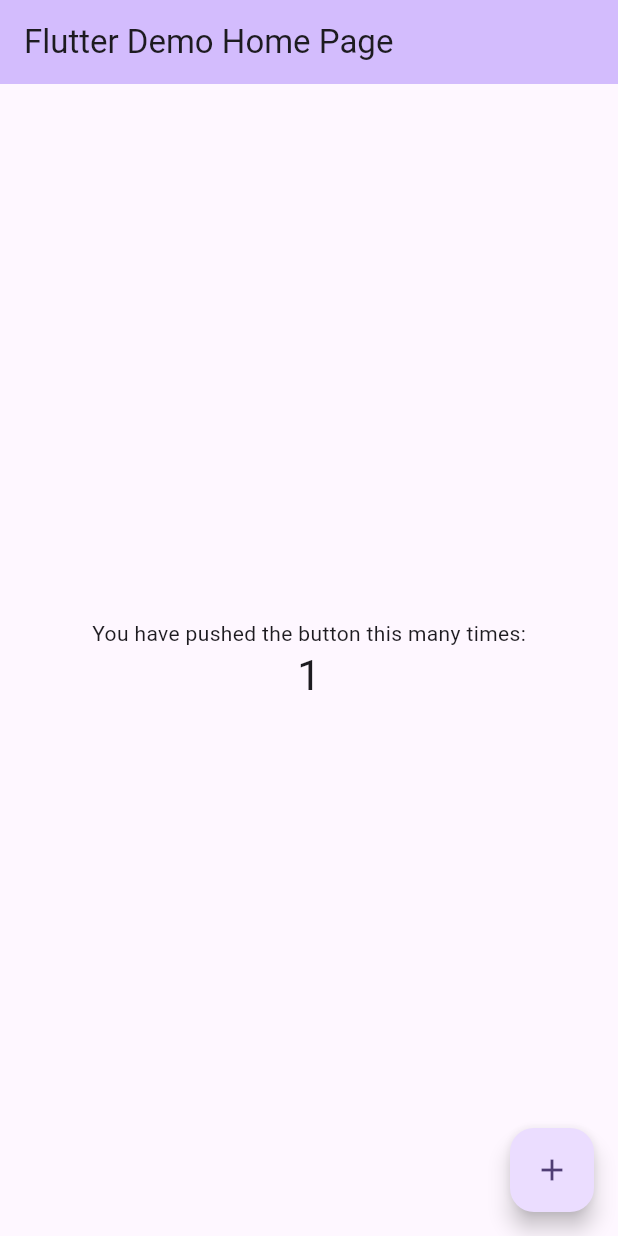
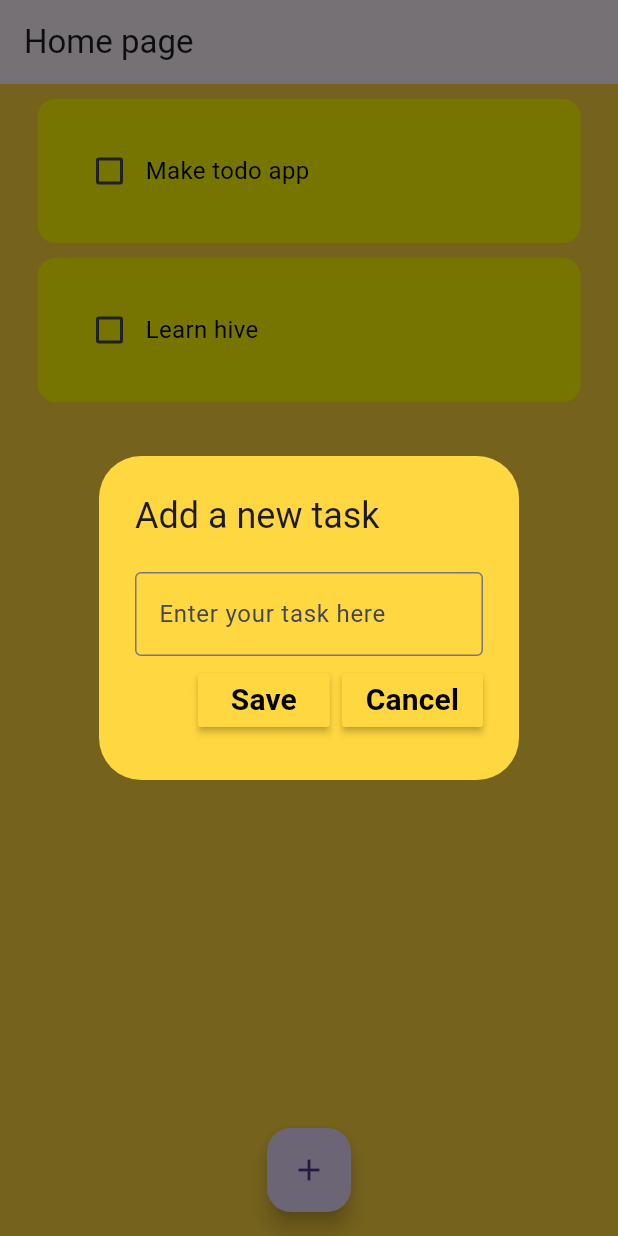
Before and after one commit to shayanAmarAli/todo_app, a Flutter app: the screen it shows after launch, after a tap on the "add" icon, on a phone screen of 412 x 824 dp. Run offline on Flutter 3.47's test engine with Material 3 defaults, Android fonts, the phone set to English and light mode, and no system bars; drawn by our look-alikes of flutter_slidable; our stand-ins replace hive_flutter; accounts and stored records are empty.

Commit message:
Implement Todo app with Hive database integration and UI components

```diff
--- /dev/null
+++ b/lib/data/database.dart
@@ -0,0 +1,28 @@
+import 'package:hive_flutter/hive_flutter.dart';
+
+class TodoDatabase {
+  List todoList = [];
+
+  final _myBox = Hive.box('my_box');
+
+  // run this method if this is the 1st time ever opening the app
+  void createInitialData() {
+    todoList = [
+      ['Make todo app', false],
+      ['Learn hive', false],
+    ];
+  }
+
+  // load the data from the database
+  void loadTodo() {
+    todoList = _myBox.get('TODOLIST'); // TODOLIST is used as a key to get the data from the database
+    if (todoList.isEmpty) {
+      createInitialData(); // if the data is empty, create initial data
+    }
+  }
+
+  // update the database
+  void updateTodoList() {
+    _myBox.put('TODOLIST', todoList);
+  }
+}
--- a/lib/main.dart
+++ b/lib/main.dart
@@ -1,6 +1,14 @@
 import 'package:flutter/material.dart';
+import 'package:hive_flutter/hive_flutter.dart';
+import 'package:todo_app/screens/home_page.dart';
 
-void main() {
+void main() async {
+  // Make the function async and initialize the hive
+  await Hive.initFlutter();
+
+  // open the box
+  await Hive.openBox('my_box');
+
   runApp(const MyApp());
 }
 
@@ -11,112 +19,13 @@ class MyApp extends StatelessWidget {
   @override
   Widget build(BuildContext context) {
     return MaterialApp(
-      title: 'Flutter Demo',
+      debugShowCheckedModeBanner: false,
+      title: 'Todo app',
       theme: ThemeData(
-        // This is the theme of your application.
-        //
-        // TRY THIS: Try running your application with "flutter run". You'll see
-        // the application has a purple toolbar. Then, without quitting the app,
-        // try changing the seedColor in the colorScheme below to Colors.green
-        // and then invoke "hot reload" (save your changes or press the "hot
-        // reload" button in a Flutter-supported IDE, or press "r" if you used
-        // the command line to start the app).
-        //
-        // Notice that the counter didn't reset back to zero; the application
-        // state is not lost during the reload. To reset the state, use hot
-        // restart instead.
-        //
-        // This works for code too, not just values: Most code changes can be
-        // tested with just a hot reload.
-        colorScheme: ColorScheme.fromSeed(seedColor: Colors.deepPurple),
+        primarySwatch: Colors.amber,
+        // colorScheme: ColorScheme.fromSeed(seedColor: Colors.deepPurple),
       ),
-      home: const MyHomePage(title: 'Flutter Demo Home Page'),
+      home: const HomePage(),
     );
   }
 }
-
-class MyHomePage extends StatefulWidget {
-  const MyHomePage({super.key, required this.title});
-
-  // This widget is the home page of your application. It is stateful, meaning
-  // that it has a State object (defined below) that contains fields that affect
-  // how it looks.
-
-  // This class is the configuration for the state. It holds the values (in this
-  // case the title) provided by the parent (in this case the App widget) and
-  // used by the build method of the State. Fields in a Widget subclass are
-  // always marked "final".
-
-  final String title;
-
-  @override
-  State<MyHomePage> createState() => _MyHomePageState();
-}
-
-class _MyHomePageState extends State<MyHomePage> {
-  int _counter = 0;
-
-  void _incrementCounter() {
-    setState(() {
-      // This call to setState tells the Flutter framework that something has
-      // changed in this State, which causes it to rerun the build method below
-      // so that the display can reflect the updated values. If we changed
-      // _counter without calling setState(), then the build method would not be
-      // called again, and so nothing would appear to happen.
-      _counter++;
-    });
-  }
-
-  @override
-  Widget build(BuildContext context) {
-    // This method is rerun every time setState is called, for instance as done
-    // by the _incrementCounter method above.
-    //
-    // The Flutter framework has been optimized to make rerunning build methods
-    // fast, so that you can just rebuild anything that needs updating rather
-    // than having to individually change instances of widgets.
-    return Scaffold(
-      appBar: AppBar(
-        // TRY THIS: Try changing the color here to a specific color (to
-        // Colors.amber, perhaps?) and trigger a hot reload to see the AppBar
-        // change color while the other colors stay the same.
-        backgroundColor: Theme.of(context).colorScheme.inversePrimary,
-        // Here we take the value from the MyHomePage object that was created by
-        // the App.build method, and use it to set our appbar title.
-        title: Text(widget.title),
-      ),
-      body: Center(
-        // Center is a layout widget. It takes a single child and positions it
-        // in the middle of the parent.
-        child: Column(
-          // Column is also a layout widget. It takes a list of children and
-          // arranges them vertically. By default, it sizes itself to fit its
-          // children horizontally, and tries to be as tall as its parent.
-          //
-          // Column has various properties to control how it sizes itself and
-          // how it positions its children. Here we use mainAxisAlignment to
-          // center the children vertically; the main axis here is the vertical
-          // axis because Columns are vertical (the cross axis would be
-          // horizontal).
-          //
-          // TRY THIS: Invoke "debug painting" (choose the "Toggle Debug Paint"
-          // action in the IDE, or press "p" in the console), to see the
-          // wireframe for each widget.
-          mainAxisAlignment: MainAxisAlignment.center,
-          children: <Widget>[
-            const Text('You have pushed the button this many times:'),
-            Text(
-              '$_counter',
-              style: Theme.of(context).textTheme.headlineMedium,
-            ),
-          ],
-        ),
-      ),
-      floatingActionButton: FloatingActionButton(
-        onPressed: _incrementCounter,
-        tooltip: 'Increment',
-        child: const Icon(Icons.add),
-      ), // This trailing comma makes auto-formatting nicer for build methods.
-    );
-  }
-}
--- /dev/null
+++ b/lib/screens/home_page.dart
@@ -0,0 +1,102 @@
+import 'package:flutter/material.dart';
+import 'package:hive_flutter/hive_flutter.dart';
+import 'package:todo_app/data/database.dart';
+import 'package:todo_app/utils/dialog_box.dart';
+import '../../utils/todo_tile.dart';
+
+class HomePage extends StatefulWidget {
+  const HomePage({super.key});
+
+  @override
+  State<HomePage> createState() => _HomePageState();
+}
+
+class _HomePageState extends State<HomePage> {
+  // Reference the hive box
+  final _myBox = Hive.box('my_box');
+  final _controller = TextEditingController();
+
+  // List of todo task
+  // List todoList = [
+  //   ['Task 1', false],
+  //   ['Task 2', true],
+  //   ['Task 3', false],
+  //   ['Task 4', true],
+  // ];
+  TodoDatabase db =
+      TodoDatabase(); // Make the instance of the database to get the data from it
+
+  @override
+  void initState() {
+    super.initState();
+    // if the app is opened for the first time, create initial data
+    if (_myBox.get('TODOLIST') == null) {
+      db.createInitialData();
+    } else {
+      db.loadTodo(); // load the data from the database
+    }
+  }
+
+  void checkboxChecked(bool? value, int index) {
+    setState(() {
+      db.todoList[index][1] = !db.todoList[index][1];
+    });
+    db.updateTodoList(); // update the database after checking the checkbox
+  }
+
+  void createNewTask() {
+    showDialog(
+      context: context,
+      builder: (context) {
+        return DialogBoxWidget(
+          controller: _controller,
+          onSave: saveNewTask,
+          onCancel: () => Navigator.of(context).pop(),
+        );
+      },
+    );
+  }
+
+  void saveNewTask() {
+    setState(() {
+      print("The value is: ${_controller.text}");
+      // if (_controller.text.isNotEmpty) {
+      db.todoList.add([_controller.text, false]);
+      _controller.clear();
+      // }
+    });
+    Navigator.of(context).pop();
+    db.updateTodoList(); // update the database after deleting the task
+  }
+
+  void deleteTask(int index) {
+    setState(() {
+      db.todoList.removeAt(index);
+    });
+    db.updateTodoList(); // update the database after deleting the task
+  }
+
+  @override
+  Widget build(BuildContext context) {
+    return Scaffold(
+      backgroundColor: Colors.amberAccent,
+      appBar: AppBar(title: Text('Home page'), elevation: 0),
+      floatingActionButton: FloatingActionButton(
+        onPressed: createNewTask,
+        child: Icon(Icons.add),
+      ),
+      floatingActionButtonLocation: FloatingActionButtonLocation.centerFloat,
+      body: ListView.builder(
+        itemCount: db.todoList.length,
+        itemBuilder: (context, index) {
+          return TodoTile(
+            taskName: db.todoList[index][0],
+            isCompleted: db.todoList[index][1],
+            onChanged: (value) => checkboxChecked(value, index),
+            onDelete: (context) => deleteTask(index),
+          );
+        },
+      ),
+    );
+  }
+}
--- /dev/null
+++ b/lib/utils/dialog_box.dart
@@ -0,0 +1,49 @@
+import 'package:flutter/material.dart';
+import 'package:todo_app/widget/my_button.dart';
+
+class DialogBoxWidget extends StatelessWidget {
+  final controller;
+  VoidCallback onSave;
+  VoidCallback onCancel;
+
+  DialogBoxWidget({
+    super.key,
+    required this.controller,
+    required this.onSave,
+    required this.onCancel,
+  });
+
+  @override
+  Widget build(BuildContext context) {
+    return AlertDialog(
+      backgroundColor: Colors.amberAccent,
+      title: Text('Add a new task'),
+      content: SizedBox(
+        height: 120,
+        child: Column(
+          mainAxisAlignment: MainAxisAlignment.spaceEvenly,
+          children: [
+            // Get user input
+            TextField(
+              controller: controller,
+              decoration: InputDecoration(
+                hintText: 'Enter your task here',
+                border: OutlineInputBorder(),
+              ),
+            ),
+
+            // Buttons section (Save + Cancel )
+            Row(
+              mainAxisAlignment: MainAxisAlignment.end,
+              children: [
+                MyButton(text: "Save", onPressed: onSave),
+                const SizedBox(width: 8),
+                MyButton(text: "Cancel", onPressed: onCancel),
+              ],
+            ),
+          ],
+        ),
+      ),
+    );
+  }
+}
--- /dev/null
+++ b/lib/utils/todo_tile.dart
@@ -0,0 +1,61 @@
+import 'package:flutter/material.dart';
+import 'package:flutter_slidable/flutter_slidable.dart';
+
+class TodoTile extends StatelessWidget {
+  final String taskName;
+  final bool isCompleted;
+  final Function(bool?)? onChanged;
+  final Function(BuildContext)? onDelete;
+
+  const TodoTile({
+    super.key,
+    required this.taskName,
+    required this.isCompleted,
+    this.onChanged,
+    this.onDelete,
+  });
+
+  @override
+  Widget build(BuildContext context) {
+    return Padding(
+      padding: const EdgeInsets.only(left: 25.0, right: 25.0, top: 10.0),
+      child: Slidable(
+        endActionPane: ActionPane(motion: StretchMotion(), children: [
+          SlidableAction(
+            onPressed: onDelete,
+              icon: Icons.delete,
+              backgroundColor: Colors.red,
+              borderRadius: BorderRadius.circular(12),
+          ),
+        ]),
+        child: Container(
+          padding: EdgeInsets.all(24.0),
+          decoration: BoxDecoration(
+            color: Colors.yellowAccent,
+            borderRadius: BorderRadius.circular(12),
+          ),
+          child: Row(
+            children: [
+              Checkbox(
+                value: isCompleted,
+                onChanged: onChanged,
+                activeColor: Colors.black12,
+              ),
+              Text(
+                taskName,
+                style: TextStyle(
+                  fontSize: 16,
+                  color: Colors.black,
+                  decoration:
+                      isCompleted
+                          ? TextDecoration.lineThrough
+                          : TextDecoration.none,
+                ),
+              ),
+            ],
+          ),
+        ),
+      ),
+    );
+  }
+}
--- /dev/null
+++ b/lib/widget/my_button.dart
@@ -0,0 +1,23 @@
+import 'package:flutter/material.dart';
+
+class MyButton extends StatelessWidget {
+  final String text;
+  final VoidCallback? onPressed;
+  const MyButton({super.key, required this.text, this.onPressed});
+
+  @override
+  Widget build(BuildContext context) {
+    return MaterialButton(
+      onPressed: onPressed,
+      color: Colors.amberAccent,
+      child: Text(
+        text,
+        style: TextStyle(
+          color: Colors.black,
+          fontSize: 20,
+          fontWeight: FontWeight.bold,
+        ),
+      ),
+    );
+  }
+}
--- a/pubspec.yaml
+++ b/pubspec.yaml
@@ -34,6 +34,10 @@ dependencies:
   # The following adds the Cupertino Icons font to your application.
   # Use with the CupertinoIcons class for iOS style icons.
   cupertino_icons: ^1.0.8
+  flutter_slidable: ^4.0.0
+  hive: ^2.2.3
+  # Hive use as a lightweight, NoSQL database for storing and retrieving data locally, especially for offline support and faster data access
+  hive_flutter: ^1.1.0
 
 dev_dependencies:
   flutter_test:
@@ -45,6 +49,8 @@ dev_dependencies:
   # package. See that file for information about deactivating specific lint
   # rules and activating additional ones.
   flutter_lints: ^5.0.0
+  build_runner: ^2.4.15
+  hive_generator: ^2.0.1
 
 # For information on the generic Dart part of this file, see the
 # following page: https://dart.dev/tools/pub/pubspec
```
Also changed, not shown: pubspec.lock, 1 other file.
